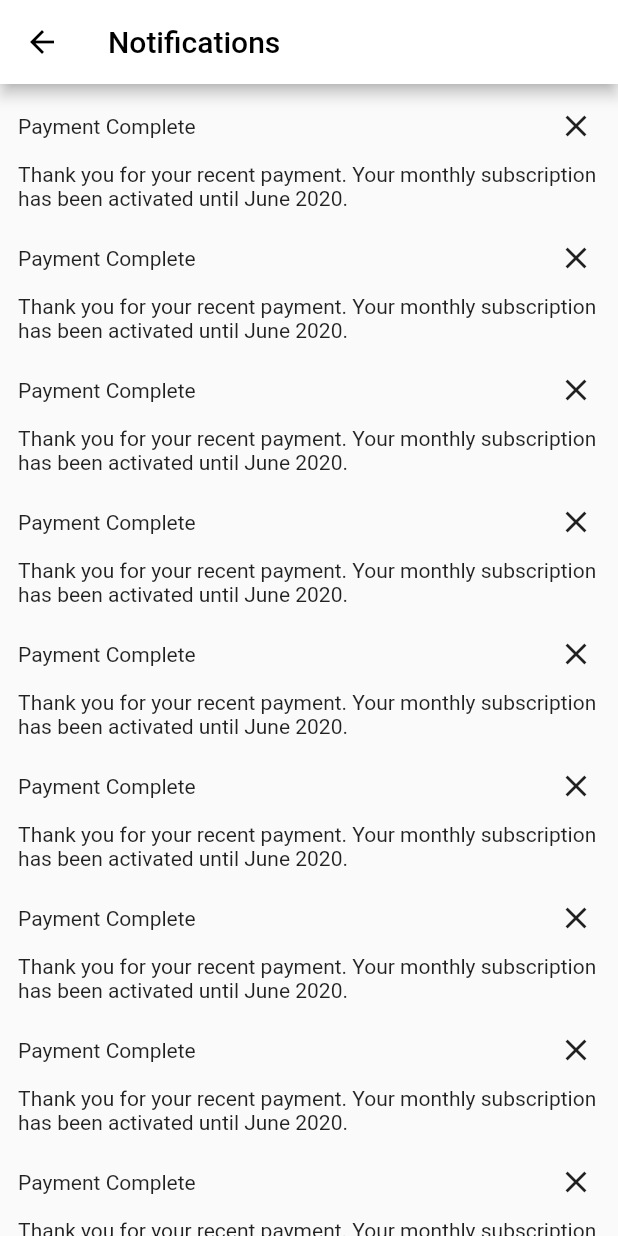
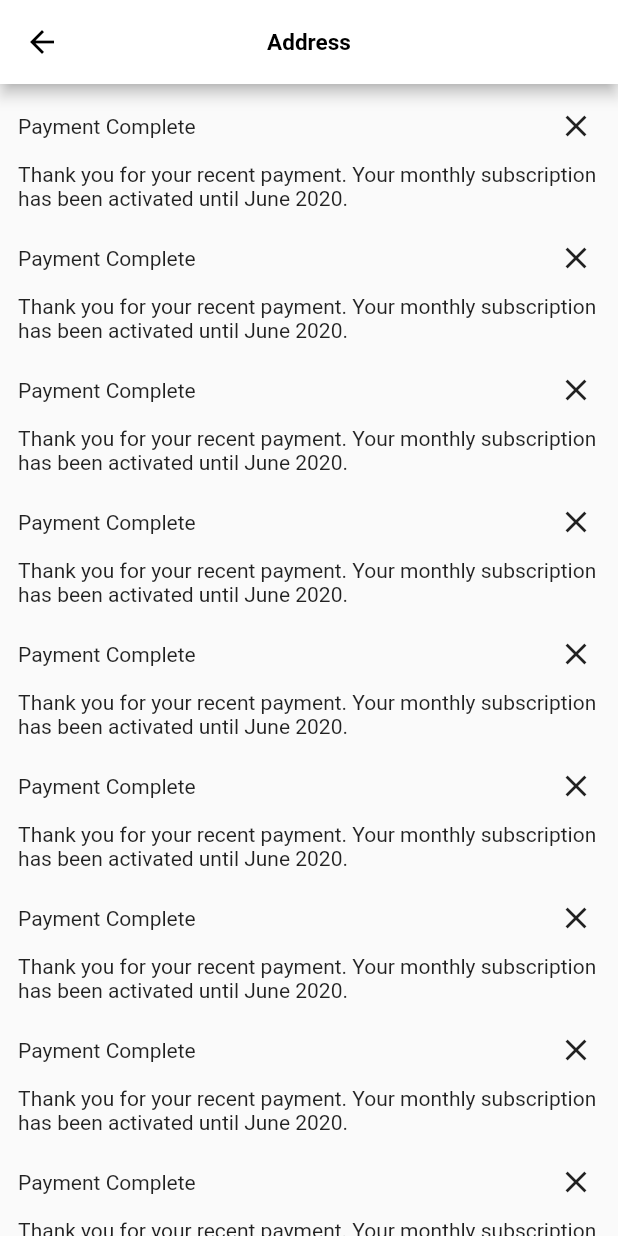
Before and after one commit to webaddicted/PaymentGetway, a Flutter app: the ProfilePage screen opened by its route, after a tap on "Notifications", on a phone screen of 412 x 824 dp. Run offline on Flutter 3.47's test engine with Material 2 defaults, Android fonts, the phone set to English and light mode, and no system bars; our stand-ins replace cached_network_image, dio, fluttertoast, get, logger; missing offline and left inert: http_auth, paytm_allinonesdk, razorpay_flutter; network calls fail; Roboto replaces fonts that are missing (Zillaslab).

Commit message:
Ui Revamp

```diff
--- a/lib/view/detail/address_page.dart
+++ b/lib/view/detail/address_page.dart
@@ -3,7 +3,6 @@ import 'package:payment_getway/utils/constant/assets_const.dart';
 import 'package:payment_getway/utils/constant/color_const.dart';
 import 'package:payment_getway/utils/constant/routers_const.dart';
 import 'package:payment_getway/utils/constant/string_const.dart';
-import 'package:payment_getway/utils/global_utilities.dart';
 import 'package:payment_getway/utils/common/widget_helper.dart';
 import 'package:get/get.dart';
 import 'package:payment_getway/utils/theme/text_style.dart';
@@ -30,7 +29,7 @@ class _AddressPageState extends State<AddressPage> {
           leading: IconButton(
               icon: const Icon(Icons.arrow_back, color: ColorConst.blackColor),
               onPressed: () {
-                Navigator.pop(context);
+                Get.back();
               }),
           title: getTxtBlackColor(msg: "Address", fontWeight: FontWeight.w600),
           centerTitle: true,
@@ -326,7 +325,7 @@ class _AddressPageState extends State<AddressPage> {
                                         right: 60,
                                         top: 10,
                                         bottom: 10),
-                                    primary: ColorConst.appColor,
+                                    backgroundColor: ColorConst.appColor,
                                     shape: RoundedRectangleBorder(
                                         borderRadius:
                                         BorderRadius.circular(20))),
--- a/lib/view/detail/notification_page.dart
+++ b/lib/view/detail/notification_page.dart
@@ -1,13 +1,14 @@
 import 'package:flutter/material.dart';
 import 'package:payment_getway/utils/common/widget_helper.dart';
-
+import 'package:get/get.dart';
+import 'package:payment_getway/utils/constant/color_const.dart';
 /// Author : Deepak Sharma(Webaddicted)
 /// Email : deepaksharmatheboss@gmail.com
 /// Profile : https://github.com/webaddicted
 
 class NotificationPage extends StatefulWidget {
   @override
-  _NotificationPageState createState() => _NotificationPageState();
+  State<NotificationPage> createState() => _NotificationPageState();
 }
 
 class _NotificationPageState extends State<NotificationPage> {
@@ -15,19 +16,13 @@ class _NotificationPageState extends State<NotificationPage> {
   Widget build(BuildContext context) {
     return Scaffold(
       appBar: AppBar(
-        backgroundColor: Colors.white,
-        title: Text(
-          "Notifications",
-          // style: CustomTextStyle.textFormFieldBold.copyWith(fontSize: 18),
+        leading: IconButton(
+            icon: const Icon(Icons.arrow_back, color: ColorConst.blackColor),
+            onPressed: () => Get.back()
         ),
-        leading: IconButton(
-            icon: Icon(
-              Icons.arrow_back,
-              color: Colors.black,
-            ),
-            onPressed: () {
-              Navigator.of(context).pop();
-            }),
+        title: getTxtBlackColor(msg: "Address", fontWeight: FontWeight.w600),
+        centerTitle: true,
+        backgroundColor: ColorConst.whiteColor,
       ),
       body: ListView.builder(
         itemBuilder: (context, index) {
@@ -58,46 +53,67 @@ class _NotificationPageState extends State<NotificationPage> {
 
   createNotificationListItem(int index) {
     return Dismissible(
+      key: const Key("key_1"),
+      direction: DismissDirection.endToStart,
+      onDismissed: (DismissDirection direction) {
+        getDummyList().removeAt(index);
+      },
+      background: Container(
+        color: Colors.green,
+        child: const Row(
+          mainAxisSize: MainAxisSize.max,
+          mainAxisAlignment: MainAxisAlignment.end,
+          crossAxisAlignment: CrossAxisAlignment.center,
+          children: <Widget>[
+            Icon(
+              Icons.delete,
+              color: Colors.white,
+            ),
+            SizedBox(width: 16)
+          ],
+        ),
+      ),
       child: Container(
-        margin: EdgeInsets.symmetric(vertical: 4, horizontal: 4),
+        margin: const EdgeInsets.symmetric(vertical: 4, horizontal: 4),
         width: double.infinity,
-        decoration: BoxDecoration(
+        decoration: const BoxDecoration(
             borderRadius: BorderRadius.only(
                 topLeft: Radius.circular(10), bottomLeft: Radius.circular(10))),
         child: Row(
           mainAxisSize: MainAxisSize.min,
           children: <Widget>[
             Expanded(
+              flex: 02,
               child: Container(
                 width: 4,
-                margin: EdgeInsets.only(right: 4),
-                decoration: BoxDecoration(
+                margin: const EdgeInsets.only(right: 4),
+                decoration: const BoxDecoration(
                   borderRadius: BorderRadius.only(
                       topLeft: Radius.circular(10),
                       bottomLeft: Radius.circular(10)),
                   color: Colors.green,
                 ),
               ),
-              flex: 02,
             ),
             Expanded(
+              flex: 98,
               child: Column(
                 children: <Widget>[
                   Row(
                     mainAxisAlignment: MainAxisAlignment.spaceBetween,
                     mainAxisSize: MainAxisSize.max,
                     children: <Widget>[
-                      Text(
+                      const Text(
                         "Payment Complete",
                         // style: CustomTextStyle.textFormFieldBlack
                         //     .copyWith(color: Colors.black, fontSize: 16),
                       ),
-                      IconButton(icon: Icon(Icons.close), onPressed: () {})
+                      IconButton(icon: const Icon(Icons.close), onPressed: () {})
                     ],
                   ),
                   Container(
-                    margin: EdgeInsets.only(right: 6),
-                    child: Text(
+                    margin: const EdgeInsets.only(right: 6),
+                    child: const Text(
                       "Thank you for your recent payment. Your monthly subscription has been activated until June 2020.",
                       softWrap: true,
                       textAlign: TextAlign.start,
@@ -107,28 +123,7 @@ class _NotificationPageState extends State<NotificationPage> {
                   )
                 ],
               ),
-              flex: 98,
             )
-          ],
-        ),
-      ),
-      key: Key("key_1"),
-      direction: DismissDirection.endToStart,
-      onDismissed: (DismissDirection direction) {
-        getDummyList().removeAt(index);
-      },
-      background: Container(
-        color: Colors.green,
-        child: Row(
-          mainAxisSize: MainAxisSize.max,
-          mainAxisAlignment: MainAxisAlignment.end,
-          crossAxisAlignment: CrossAxisAlignment.center,
-          children: <Widget>[
-            Icon(
-              Icons.delete,
-              color: Colors.white,
-            ),
-            const SizedBox(width: 16)
           ],
         ),
       ),
--- a/lib/view/home/profile_page.dart
+++ b/lib/view/home/profile_page.dart
@@ -3,26 +3,16 @@ import 'package:payment_getway/data/bean/list_profile_section.dart';
 import 'package:payment_getway/utils/common/widget_helper.dart';
 import 'package:payment_getway/utils/constant/api_constant.dart';
 import 'package:payment_getway/view/detail/about_page.dart';
-import 'package:payment_getway/view/detail/address_page.dart';
 import 'package:payment_getway/view/detail/notification_page.dart';
-import 'package:payment_getway/view/detail/order_place_success_page.dart';
 import 'package:payment_getway/view/detail/invite_friends_page.dart';
-import 'package:payment_getway/view/detail/detail_page.dart';
-import 'package:payment_getway/view/list/list_page.dart';
-import 'package:payment_getway/view/paymentgetway/paypal_payment_page.dart';
-import 'package:payment_getway/view/paymentgetway/paytm_page.dart';
-import 'package:payment_getway/view/paymentgetway/razorpay_page.dart';
-
 /// Author : Deepak Sharma(Webaddicted)
 /// Email : deepaksharmatheboss@gmail.com
 /// Profile : https://github.com/webaddicted
 
 class ProfilePage extends StatefulWidget {
   const ProfilePage({super.key});
-
-
   @override
-  _ProfilePageState createState() => _ProfilePageState();
+  State<ProfilePage> createState() => _ProfilePageState();
 }
 
 class _ProfilePageState extends State<ProfilePage> {
@@ -30,7 +20,6 @@ class _ProfilePageState extends State<ProfilePage> {
 
   @override
   void initState() {
-    // TODO: implement initState
     super.initState();
     createListItem();
   }
@@ -38,44 +27,7 @@ class _ProfilePageState extends State<ProfilePage> {
   void createListItem() {
     listSection.add(createSection("Notifications", Icons.notifications,
         Colors.blue.shade800, NotificationPage()));
-    listSection.add(createSection(
-        "Product List",
-        Icons.list_alt,
-        Colors.teal.shade800,
-        ListPage()));
-    listSection.add(createSection(
-        "Product Details",
-        Icons.perm_device_info,
-        Colors.teal.shade800,
-        DetailPage('heroTag')));
-    listSection.add(createSection(
-        "Address Page",
-        Icons.place_rounded,
-        Colors.teal.shade800,
-        AddressPage()));
-    listSection.add(createSection(
-        "Order Successfully Placed",
-        Icons.incomplete_circle_rounded,
-        Colors.teal.shade800,
-        OrderPlaceSuccessPage()));
-    listSection.add(createSection(
-        "Paytm",
-        Icons.account_balance_wallet_outlined,
-        Colors.teal.shade800,
-        PaytmPage()));
-    listSection.add(createSection(
-        "Razorpay Pay",
-        Icons.account_balance_wallet_outlined,
-        Colors.teal.shade800,
-        const RazorpayPage()));
-    listSection.add(createSection(
-        "Paypal Payment",
-        Icons.paypal,
-        Colors.teal.shade800,
-        const PaypalPaymentPage()));
-    listSection.add(createSection(
-        "Invite Friends",
-        Icons.supervised_user_circle_outlined,
+    listSection.add(createSection("Invite Friends", Icons.supervised_user_circle_outlined,
         Colors.indigo.shade800,
         InviteFriendsPage()));
     listSection.add(createSection("About Us", Icons.help_outline,
--- a/lib/view/splash_page.dart
+++ b/lib/view/splash_page.dart
@@ -7,7 +7,7 @@ import 'package:payment_getway/utils/global_utilities.dart';
 
 class SplashPage extends StatefulWidget {
   @override
-  _SplashPageState createState() => _SplashPageState();
+  State<SplashPage> createState() => _SplashPageState();
 }
 
 class _SplashPageState extends State<SplashPage>
@@ -53,7 +53,7 @@ class _SplashPageState extends State<SplashPage>
                 alignment: Alignment.bottomCenter,
                 child: Container(
                   margin: const EdgeInsets.only(bottom: 70),
-                  child: CircularProgressIndicator(
+                  child: const CircularProgressIndicator(
                     valueColor:
                         AlwaysStoppedAnimation<Color>(ColorConst.appColor),
                   ),
```
Also changed, not shown: lib/utils/constant/list_data.dart (added, +61 -0 lines), lib/view/detail/about_page.dart (+6 -10 lines), lib/view/detail/invite_friends_page.dart (+8 -14 lines), lib/view/detail/order_place_success_page.dart (+7 -12 lines), lib/view/home/home.dart (+5 -45 lines), lib/view/home/home_page.dart (+6 -38 lines), lib/view/home/search_page.dart (+6 -14 lines), lib/view/list/list_page.dart (+28 -64 lines), pubspec.yaml (+4 -4 lines).
